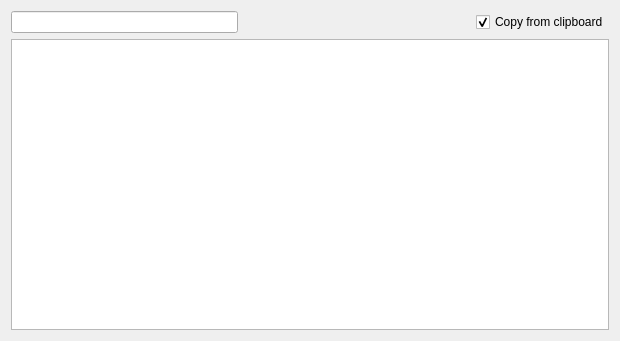
nebomuk/ThaiDictionary, file mainwindow.ui: the form before one commit.
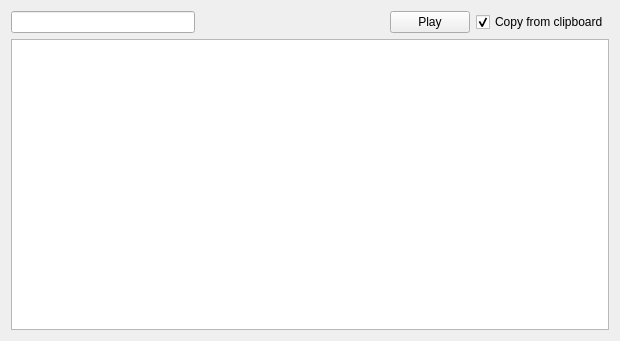
The form after the commit. Custom widgets are drawn as their Qt base class.

Commit message: added google tts audio play

```diff
--- a/mainwindow.ui
+++ b/mainwindow.ui
@@ -21,13 +21,13 @@
     </sizepolicy>
    </property>
    <layout class="QGridLayout" name="gridLayout">
-    <item row="1" column="0" colspan="3">
+    <item row="1" column="0" colspan="4">
      <widget class="QTableView" name="tableView"/>
     </item>
     <item row="0" column="0">
      <widget class="LineEdit" name="lineEdit"/>
     </item>
-    <item row="0" column="2">
+    <item row="0" column="3">
      <widget class="QCheckBox" name="checkBox">
       <property name="text">
        <string>Copy from clipboard</string>
@@ -50,6 +50,13 @@
       </property>
      </spacer>
     </item>
+    <item row="0" column="2">
+     <widget class="QPushButton" name="playButton">
+      <property name="text">
+       <string>Play</string>
+      </property>
+     </widget>
+    </item>
    </layout>
   </widget>
  </widget>
```
The commit also changes 3 other files.
